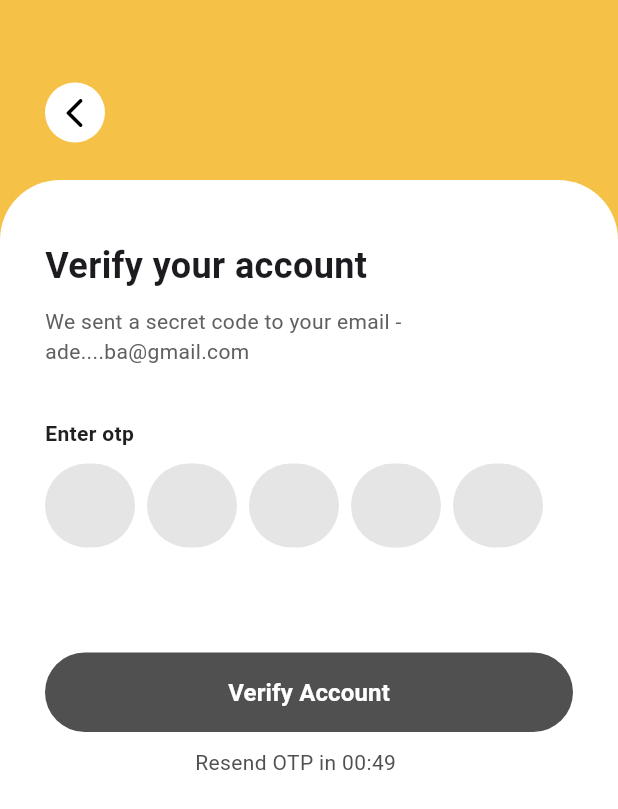
After one commit to eobolo/CAMPUS_CART_MOBILE_APP_GROUP_10, a Flutter app: the OtpVerification screen opened by its route, on a phone screen of 412 x 824 dp. The commit adds this screen. Shown: the top 809 px of the screen. Run offline on Flutter 3.47's test engine with Material 3 defaults, Android fonts, the phone set to English and light mode, and no system bars; drawn by our look-alikes of pinput; our stand-ins replace firebase_auth, firebase_core, firebase_database, get; accounts and stored records are empty; Roboto replaces fonts that are missing (DM Sans).

Commit message:
otp page added

```diff
--- a/campus_cart/lib/main.dart
+++ b/campus_cart/lib/main.dart
@@ -4,8 +4,9 @@ import 'package:flutter/material.dart';
 import 'package:firebase_core/firebase_core.dart';
 import 'package:get/get.dart';
 import 'firebase_options.dart';
-import 'package:campus_cart/routes/auth/sign_up.dart';
+import 'package:campus_cart/routes/auth/signup.dart';
 import 'package:campus_cart/routes/controllers/user_controllers.dart';
+import 'package:campus_cart/routes/auth/signup_otp.dart';
 
 void main() async {
   // Ensure that Flutter's bindings are initialized before Firebase
@@ -60,6 +61,7 @@ class _MyAppState extends State<MyApp> {
       ),
       routes: {
         '/signup': (context) => const SignUpPage(),
+        '/signupOtp': (context) => const OtpVerification(),
       },
     );
   }
--- /dev/null
+++ b/campus_cart/lib/routes/auth/signup_otp.dart
@@ -0,0 +1,222 @@
+import 'package:flutter/material.dart';
+// import 'package:flutter/services.dart';
+import 'package:pinput/pinput.dart';
+import 'dart:async';
+
+class OtpVerification extends StatefulWidget {
+  const OtpVerification({super.key});
+
+  @override
+  _OtpVerificationState createState() => _OtpVerificationState();
+}
+
+class _OtpVerificationState extends State<OtpVerification> {
+  final TextEditingController otpController = TextEditingController();
+  bool isButtonDisabled = true;
+  int _counter = 50;
+  Timer? _timer;
+
+  @override
+  void initState() {
+    super.initState();
+    startTimer();
+    otpController.addListener(_checkOtpInput);
+  }
+
+  void startTimer() {
+    _timer = Timer.periodic(const Duration(seconds: 1), (Timer timer) {
+      if (_counter == 0) {
+        setState(() {
+          _timer?.cancel();
+        });
+      } else {
+        setState(() {
+          _counter--;
+        });
+      }
+    });
+  }
+
+  void _checkOtpInput() {
+    if (otpController.text.length == 5) {
+      setState(() {
+        isButtonDisabled = false;
+      });
+    } else {
+      setState(() {
+        isButtonDisabled = true;
+      });
+    }
+  }
+
+  @override
+  void dispose() {
+    otpController.dispose();
+    _timer?.cancel();
+    super.dispose();
+  }
+
+  void _submitOtp() {
+    // Implement OTP verification logic here
+  }
+
+  @override
+  Widget build(BuildContext context) {
+    return Scaffold(
+      backgroundColor: const Color(0xFFF5C147),
+      body: SafeArea(
+        child: Stack(children: [
+          // Back button at the top-left
+          Positioned(
+            top: 55,
+            left: 30,
+            width: 40,
+            height: 40,
+            child: Container(
+              decoration: const BoxDecoration(
+                color: Colors.white,
+                shape: BoxShape.circle,
+              ),
+              child: IconButton(
+                icon: const Icon(Icons.arrow_back_ios_rounded),
+                onPressed: () {
+                  Navigator.pop(context);
+                },
+                color: Colors.black,
+              ),
+            ),
+          ),
+          Positioned(
+            top: 120,
+            left: 0,
+            right: 0,
+            bottom: 0,
+            child: Container(
+              decoration: const BoxDecoration(
+                color: Colors.white,
+                borderRadius: BorderRadius.only(
+                  topLeft: Radius.circular(40),
+                  topRight: Radius.circular(40),
+                ),
+              ),
+              padding: const EdgeInsets.only(left: 30, right: 30),
+              child: Column(
+                mainAxisAlignment: MainAxisAlignment.start,
+                crossAxisAlignment: CrossAxisAlignment.start,
+                children: [
+                  const SizedBox(height: 40),
+                  const Text(
+                    'Verify your account',
+                    style: TextStyle(
+                      fontSize: 24,
+                      fontWeight: FontWeight.bold,
+                      fontFamily: 'DM Sans',
+                    ),
+                  ),
+                  const SizedBox(height: 10),
+                  const Text(
+                    'We sent a secret code to your email - ade....ba@gmail.com',
+                    style: TextStyle(
+                      fontSize: 14,
+                      color: Color(0xFF606060),
+                      fontWeight: FontWeight.normal,
+                      fontFamily: 'DM Sans',
+                    ),
+                  ),
+                  const SizedBox(height: 35),
+
+                  const Text(
+                    'Enter otp',
+                    style: TextStyle(
+                      fontSize: 14,
+                      color: Color(0xff202020),
+                      fontWeight: FontWeight.bold,
+                      fontFamily: 'DM Sans',
+                    ),
+                  ),
+
+                  const SizedBox(height: 10),
+
+                  // OTP input field
+                  Pinput(
+                    mainAxisAlignment: MainAxisAlignment.spaceEvenly,
+                    length: 5,
+                    controller: otpController,
+                    keyboardType: TextInputType.number,
+                    obscureText: otpController.text.length == 5,
+                    defaultPinTheme: PinTheme(
+                      width: 60,
+                      height: 56,
+                      textStyle: const TextStyle(
+                        fontSize: 40,
+                        color: Color(0xff909090),
+                        fontWeight: FontWeight.bold,
+                      ),
+                      decoration: BoxDecoration(
+                        color: const Color(0xFFE5E5E5),
+                        borderRadius: BorderRadius.circular(50),
+                      ),
+                    ),
+                    onChanged: (value) {
+                      _checkOtpInput();
+                      setState(() {});
+                      if (value.length == 5) {
+                        _submitOtp();
+                      }
+                    },
+                  ),
+
+                  const SizedBox(height: 70),
+                  ElevatedButton(
+                    onPressed: isButtonDisabled ? null : _submitOtp,
+                    style: ButtonStyle(
+                      minimumSize: WidgetStateProperty.all(
+                          const Size(double.infinity, 50)),
+                      backgroundColor: WidgetStateProperty.resolveWith<Color>(
+                        (Set<WidgetState> states) {
+                          if (states.contains(WidgetState.disabled)) {
+                            return const Color(0xFF505050);
+                          }
+                          return const Color(0xff2D2D2D);
+                        },
+                      ),
+                      shape: WidgetStateProperty.all<RoundedRectangleBorder>(
+                        RoundedRectangleBorder(
+                          borderRadius: BorderRadius.circular(50),
+                        ),
+                      ),
+                      padding: WidgetStateProperty.all(
+                          const EdgeInsets.symmetric(
+                              vertical: 15, horizontal: 100)),
+                    ),
+                    child: const Text(
+                      'Verify Account',
+                      style: TextStyle(
+                          fontSize: 16,
+                          fontWeight: FontWeight.bold,
+                          fontFamily: 'DM Sans',
+                          color: Color(0xFFFFFFFF)),
+                    ),
+                  ),
+                  const SizedBox(height: 10),
+                  Padding(
+                    padding: const EdgeInsets.only(left: 100),
+                    child: Text(
+                      'Resend OTP in 00:${_counter.toString().padLeft(2, '0')}',
+                      style: const TextStyle(
+                        fontSize: 14,
+                        color: Color(0xFF505050),
+                        fontWeight: FontWeight.normal,
+                        fontFamily: 'DM Sans',
+                      ),
+                    ),
+                  ),
+                ],
+              ),
+            ),
+          )
+        ]),
+      ),
+    );
+  }
+}
--- a/campus_cart/lib/routes/controllers/user_controllers.dart
+++ b/campus_cart/lib/routes/controllers/user_controllers.dart
@@ -87,8 +87,6 @@ class UserStateController extends GetxController {
           "User registration initiated! Please verify your phone number.";
 
       await Future.delayed(const Duration(seconds: 3));
-
-      // TODO then redirect to OTP page
     } catch (e) {
       createAccountMessage.value = "Error during registration: $e";
     }
--- a/campus_cart/pubspec.yaml
+++ b/campus_cart/pubspec.yaml
@@ -36,16 +36,12 @@ dependencies:
   # Use with the CupertinoIcons class for iOS style icons.
   cupertino_icons: ^1.0.8
   firebase_core: ^3.6.0
-<<<<<<< HEAD
   firebase_auth: ^5.3.1
   firebase_database: ^11.1.4
   get: ^4.6.6
   animated_text_kit: ^4.2.2
+  pinput: 5.0.0
 
-=======
-  firebase_auth: 5.3.1
-  firebase_database: ^11.1.4
->>>>>>> 72345ad4335a5685a28f1d20d7439ca7eb2cd696
 
 dev_dependencies:
   flutter_test:
```
Also changed, not shown: campus_cart/pubspec.lock.
